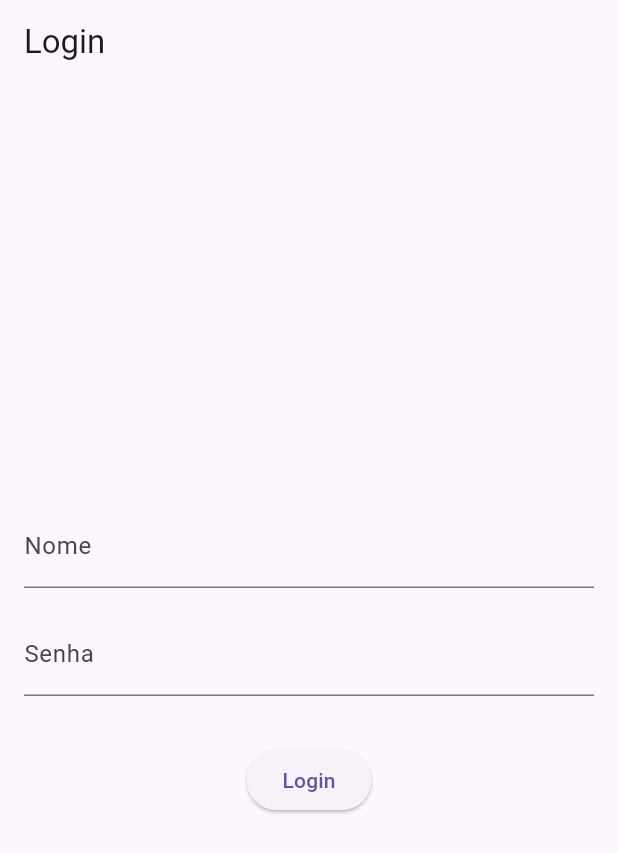
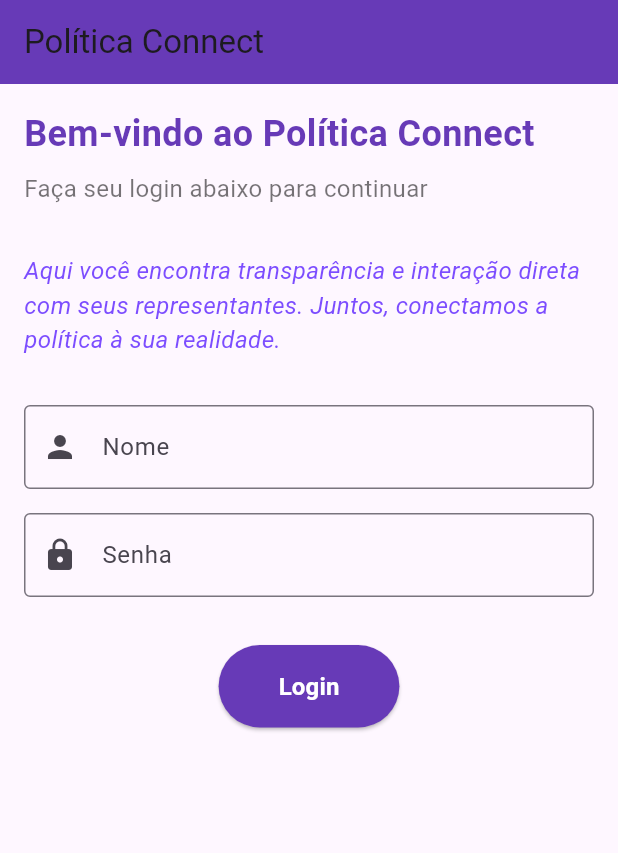
Before and after one commit to fernanda0508/projeto_flutter, a Flutter app: the screen it shows after launch, on a phone screen of 412 x 824 dp. Shown: the top 853 px of the screen. Run offline on Flutter 3.47's test engine with Material 3 defaults, Android fonts, the phone set to English and light mode, and no system bars.

Commit message:
refatorando tela de login

```diff
--- a/lib/screens/login/login.dart
+++ b/lib/screens/login/login.dart
@@ -11,45 +11,106 @@ class LoginScreen extends StatelessWidget {
 
     return Scaffold(
       appBar: AppBar(
-        title: const Text('Login'),
+        title: const Text('Política Connect'),
+        backgroundColor: Colors.deepPurple, // Cor do AppBar
       ),
-      body: Padding(
+      body: SingleChildScrollView(
+        child: Padding(
           padding: const EdgeInsets.all(16.0),
           child: Column(
             mainAxisAlignment: MainAxisAlignment.center,
+            crossAxisAlignment:
+                CrossAxisAlignment.start, // Alinhamento à esquerda
             children: <Widget>[
+              const Text(
+                'Bem-vindo ao Política Connect',
+                style: TextStyle(
+                  fontSize: 24,
+                  fontWeight: FontWeight.bold,
+                  color: Colors.deepPurple, // Cor do texto
+                ),
+              ),
+              const SizedBox(height: 8.0), // Espaço entre as linhas de texto
+              const Text(
+                'Faça seu login abaixo para continuar',
+                style: TextStyle(
+                  fontSize: 16,
+                  color: Colors.black54, // Cor mais suave para o subtítulo
+                ),
+              ),
+              const SizedBox(
+                  height: 32.0), // Espaço maior entre o texto e o formulário
+              const Text(
+                'Aqui você encontra transparência e interação direta com seus representantes. Juntos, conectamos a política à sua realidade.',
+                style: TextStyle(
+                  fontSize: 16,
+                  fontStyle: FontStyle
+                      .italic, // Estilo em itálico para destacar o bordão
+                  color:
+                      Colors.deepPurpleAccent, // Cor para diferenciar o texto
+                ),
+              ),
+              const SizedBox(
+                  height: 32.0), // Espaço maior entre o bordão e o formulário
               TextField(
                 controller: nameController,
-              decoration: const InputDecoration(labelText: 'Nome'),
+                decoration: const InputDecoration(
+                  labelText: 'Nome',
+                  border: OutlineInputBorder(), // Borda ao redor do campo
+                  prefixIcon: Icon(Icons.person), // Ícone de pessoa
+                ),
               ),
               const SizedBox(height: 16.0),
               TextField(
                 controller: passwordController,
-              decoration: const InputDecoration(labelText: 'Senha'),
+                decoration: const InputDecoration(
+                  labelText: 'Senha',
+                  border: OutlineInputBorder(),
+                  prefixIcon: Icon(Icons.lock), // Ícone de cadeado
+                ),
                 obscureText: true,
               ),
               const SizedBox(height: 32.0),
-            ElevatedButton(
+              Center(
+                child: ElevatedButton(
                   onPressed: () {
                     // Verifica se os campos têm pelo menos dois caracteres
-                if (nameController.text.length >= 2 && passwordController.text.length >= 2) {
+                    if (nameController.text.length >= 2 &&
+                        passwordController.text.length >= 2) {
                       // Passa o nome do usuário para a HomeScreen
                       Navigator.pushReplacement(
                         context,
                         MaterialPageRoute(
-                      builder: (context) => HomeScreen(userName: nameController.text),
+                          builder: (context) =>
+                              HomeScreen(userName: nameController.text),
                         ),
                       );
                     } else {
                       // Exibe uma mensagem de erro se a validação falhar
                       ScaffoldMessenger.of(context).showSnackBar(
-                    const SnackBar(content: Text('Digite pelo menos 2 caracteres em cada campo.')),
+                        const SnackBar(
+                            content: Text(
+                                'Digite pelo menos 2 caracteres em cada campo.')),
                       );
                     }
                   },
-              child: const Text('Login'),
+                  style: ElevatedButton.styleFrom(
+                    backgroundColor: Colors.deepPurple, // Cor de fundo do botão
+                    padding: const EdgeInsets.symmetric(
+                        horizontal: 40, vertical: 16), // Tamanho do botão
+                  ),
+                  child: const Text(
+                    'Login',
+                    style: TextStyle(
+                      fontSize: 16,
+                      fontWeight: FontWeight.bold, // Deixar o texto em negrito
+                      color: Colors.white, // Cor do texto
+                    ),
+                  ),
+                ),
               ),
             ],
+          ),
         ),
       ),
     );
```
Lines whose indentation alone changed are shown as unchanged.
